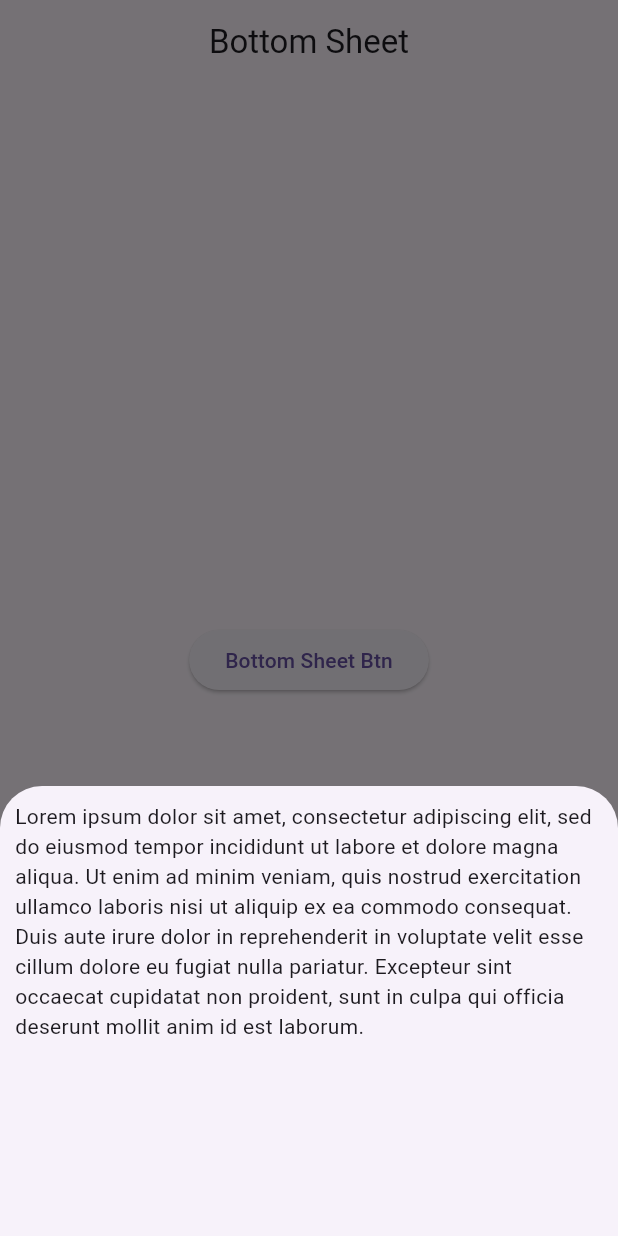
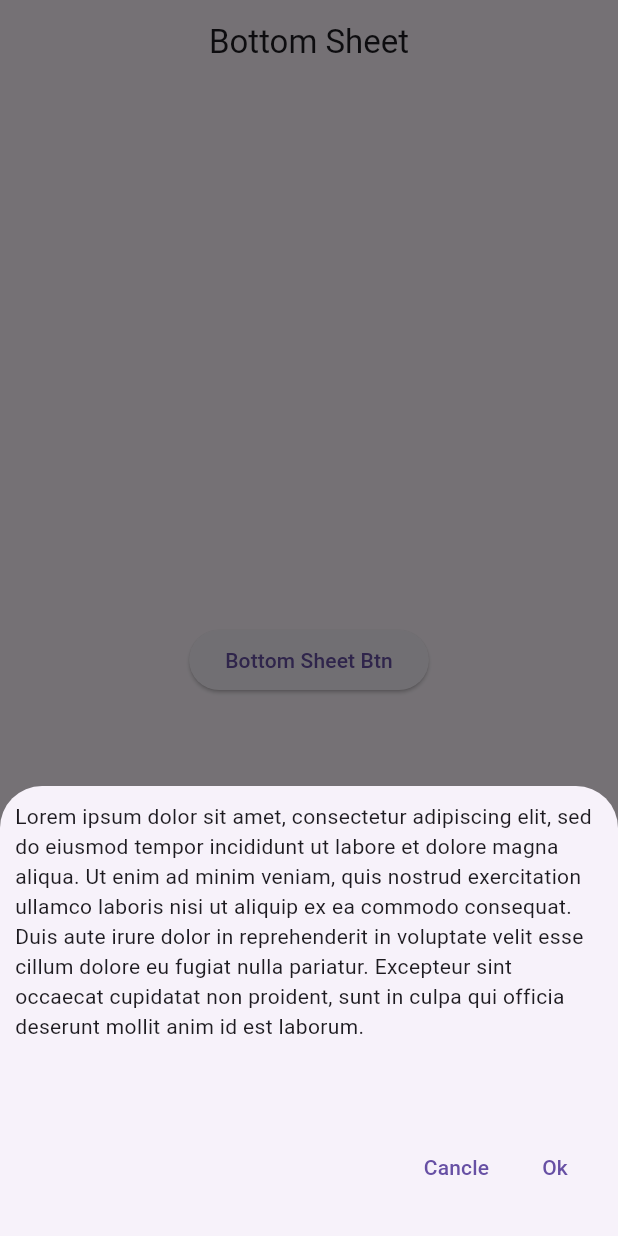
Before and after one commit to Aamirkhan55/bottom_sheet, a Flutter app: the screen it shows after launch, after a tap on "Bottom Sheet Btn", on a phone screen of 412 x 824 dp. Run offline on Flutter 3.47's test engine with Material 2 defaults, Android fonts, the phone set to English and light mode, and no system bars.

Commit message:
Bottom/Button

```diff
--- a/lib/screens/home_screen.dart
+++ b/lib/screens/home_screen.dart
@@ -38,8 +38,26 @@ class _HomeScreenState extends State<HomeScreen> {
         ),
         child: ListView(
           padding: const EdgeInsets.all(10),
-          children: const [
-          Text("Lorem ipsum dolor sit amet, consectetur adipiscing elit, sed do eiusmod tempor incididunt ut labore et dolore magna aliqua. Ut enim ad minim veniam, quis nostrud exercitation ullamco laboris nisi ut aliquip ex ea commodo consequat. Duis aute irure dolor in reprehenderit in voluptate velit esse cillum dolore eu fugiat nulla pariatur. Excepteur sint occaecat cupidatat non proident, sunt in culpa qui officia deserunt mollit anim id est laborum."),
+          children: [
+          const Text("Lorem ipsum dolor sit amet, consectetur adipiscing elit, sed do eiusmod tempor incididunt ut labore et dolore magna aliqua. Ut enim ad minim veniam, quis nostrud exercitation ullamco laboris nisi ut aliquip ex ea commodo consequat. Duis aute irure dolor in reprehenderit in voluptate velit esse cillum dolore eu fugiat nulla pariatur. Excepteur sint occaecat cupidatat non proident, sunt in culpa qui officia deserunt mollit anim id est laborum."),
+          const SizedBox(height: 60),
+          Row(
+            mainAxisAlignment: MainAxisAlignment.end,
+            children: [
+              TextButton(
+                onPressed: () {
+                  Navigator.pop(context);
+                } ,
+                child: const Text('Cancle'),
+                ),
+              TextButton(
+                onPressed: () {
+                  Navigator.pop(context);
+                },
+                 child: const Text('Ok'),
+                 ),
+            ],
+          )
         ]),
       );
     }
```
